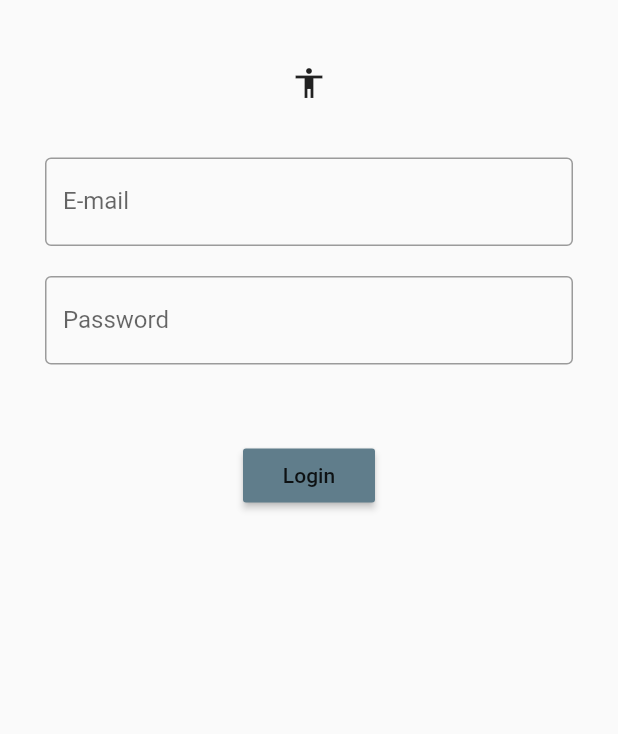
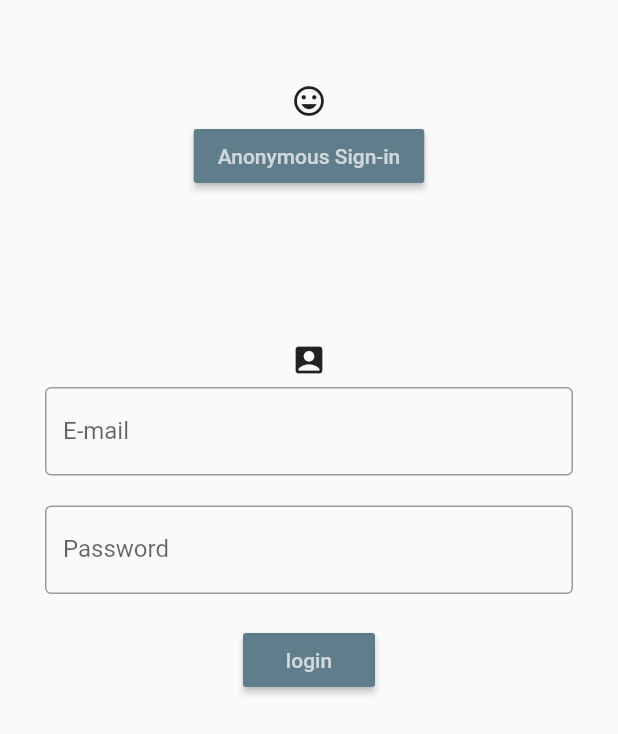
Before and after one commit to jtheyer/Avarice, a Flutter app: the screen it shows after launch, on a phone screen of 412 x 824 dp. Shown: the top 734 px of the screen. Run offline on Flutter 3.47's test engine with Material 2 defaults, Android fonts, the light colour scheme and no system bars; our stand-ins replace firebase_auth, firebase_core; accounts and stored records are empty.

Commit message:
+FirebaseAuth Anonymous sign-in method +Wrap app w/ Listener to dismiss keyboard upon gesture outside of focus

```diff
--- a/lib/main.dart
+++ b/lib/main.dart
@@ -2,17 +2,27 @@ import 'package:avarice/screens/home_screen.dart';
 import 'package:avarice/screens/login_screen.dart';
 import 'package:flutter/material.dart';
 import 'screens/home_screen.dart';
+import 'widgets/app.dart';
 
+// Run App class to initialize FlutterFire (since realtime data is essential) then run main application.
 void main() {
-  runApp(MyApp());
+  WidgetsFlutterBinding.ensureInitialized(); // ensureInitialized() needs to be called to initialize the FlutterFire plugin
+  runApp(App());
 }
 
 class MyApp extends StatelessWidget {
-  // This widget is the root of your application.
+
   @override
   Widget build(BuildContext context) {
-    return MaterialApp(
-      title: 'Flutter Demo',
+    return Listener(
+      onPointerDown:  (_) {
+        FocusScopeNode currentFocus = FocusScope.of(context);
+        if (!currentFocus.hasPrimaryFocus && currentFocus.focusedChild != null) {
+          currentFocus.focusedChild.unfocus();
+        } //..e.g. Clear keyboard by tapping somewhere else on the screen when a TextField has focus.
+      },
+      child: MaterialApp(
+        title: 'Avarice',
         theme: ThemeData(
           primarySwatch: Colors.blue,
           visualDensity: VisualDensity.adaptivePlatformDensity,
@@ -22,6 +32,7 @@ class MyApp extends StatelessWidget {
           HomeScreen.id : (context) => HomeScreen(),
           LoginScreen.id : (context) => LoginScreen(),
         }
+      ),
     );
   }
 }
--- a/lib/screens/login_screen.dart
+++ b/lib/screens/login_screen.dart
@@ -1,37 +1,67 @@
 import 'package:avarice/screens/home_screen.dart';
+import 'package:avarice/services/authentication_service.dart';
 import 'package:flutter/material.dart';
 import 'package:avarice/widgets/textField_widget.dart';
+import 'package:avarice/widgets/button_reuseable.dart';
 
 class LoginScreen extends StatelessWidget {
   static const String id = 'LoginScreen';
+  final AuthenticationService _authService = AuthenticationService();
 
   @override
   Widget build(BuildContext context) {
     return Scaffold(
       body: Padding(
         padding: EdgeInsets.symmetric(vertical: 5, horizontal: 5),
+        child: SingleChildScrollView(
           child: Column(
             children: [
-            SizedBox(
-              child: Icon(Icons.accessibility),
-              height: 100,
-              width: 500,
+              Padding(
+                padding: EdgeInsets.fromLTRB(0, 50, 0, 20),
+                child: SizedBox(
+                  child: Icon(Icons.insert_emoticon),
+                  height: 5.0,
                 ),
-            CustomTextField(labelText: 'E-mail',),
+              ),
+              ReuseableButton(
+                label: 'Anonymous Sign-in',
+                onPressed: () {
+                  print('anon sing-in');
+                 dynamic result = _authService.anonSignIn();
+                 if(result != null){
+                   print(result.toString());
+                   Navigator.pushNamed(context, HomeScreen.id);
+                 }
+                },
+              ),
+              Padding(
+                padding: EdgeInsets.fromLTRB(0, 100.0, 0, 25.0),
+                child: SizedBox(
+                  child: Icon(Icons.account_box),
+                  height: 5.0,
+                ),
+              ),
+              CustomTextField(
+                labelText: 'E-mail',
+              ),
               SizedBox(
                 height: 20,
               ),
-            CustomTextField(labelText: 'Password',),
+              CustomTextField(
+                labelText: 'Password',
+              ),
               SizedBox(
-              height: 50,
+                height: 20,
               ),
-            MaterialButton(onPressed: () {
+              ReuseableButton(
+                label: 'login',
+                onPressed: () {
                   print('login');
                   Navigator.pushNamed(context, HomeScreen.id);
                 },
-            child: Text('Login'),
-            color: Colors.blueGrey,)
+              )
             ],
+          ),
         ),
       ),
     );
--- /dev/null
+++ b/lib/widgets/app.dart
@@ -0,0 +1,25 @@
+import 'package:avarice/main.dart';
+import 'package:flutter/material.dart';
+import 'package:firebase_core/firebase_core.dart';
+
+class App extends StatelessWidget {
+  // Create the initialization Future outside of build
+  final Future<FirebaseApp> _initialize = Firebase.initializeApp();
+
+  @override
+  Widget build(BuildContext context) {
+    return FutureBuilder(
+        future: _initialize,
+        builder: (context, snapshot) {
+          if (snapshot.hasError) {
+            return ErrorWidget(snapshot.error);
+          }
+          if (snapshot.connectionState == ConnectionState.done) {
+            return MyApp();
+          }
+          return CircularProgressIndicator(
+            backgroundColor: Colors.orange,
+          );
+        });
+  }
+}
--- /dev/null
+++ b/lib/widgets/button_reuseable.dart
@@ -0,0 +1,26 @@
+import 'package:flutter/material.dart';
+
+class ReuseableButton extends StatelessWidget {
+  // const ReuseableButton({
+  //   Key key,
+  // }) : super(key: key);
+  ReuseableButton({this.color, this.label, this.onPressed});
+
+  final Color color;
+  final String label;
+  final Function onPressed;
+
+  @override
+  Widget build(BuildContext context) {
+    return MaterialButton(
+      onPressed: onPressed,
+      child: Text(
+        label,
+        style: TextStyle(
+          color: Colors.white70,
+        ),
+      ),
+      color: Colors.blueGrey,
+    );
+  }
+}
--- a/pubspec.yaml
+++ b/pubspec.yaml
@@ -23,6 +23,10 @@ environment:
 dependencies:
   flutter:
     sdk: flutter
+  firebase_core: ^0.5.0
+  firebase_auth: ^0.18.0+1
+  cloud_firestore: ^0.14.0+2
+  modal_progress_hud: ^0.1.3
 
 
   # The following adds the Cupertino Icons font to your application.
```
Also changed, not shown: lib/services/authentication_service.dart (+12 -1 lines), pubspec.lock, 5 other files. Lines whose indentation alone changed are shown as unchanged.
